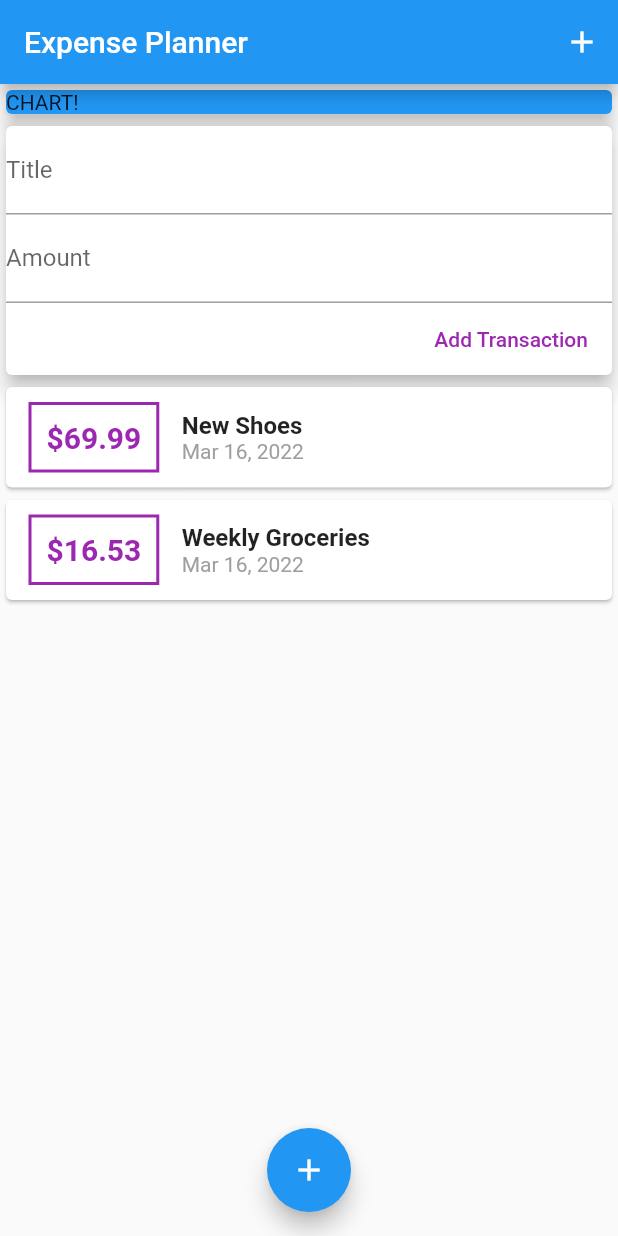
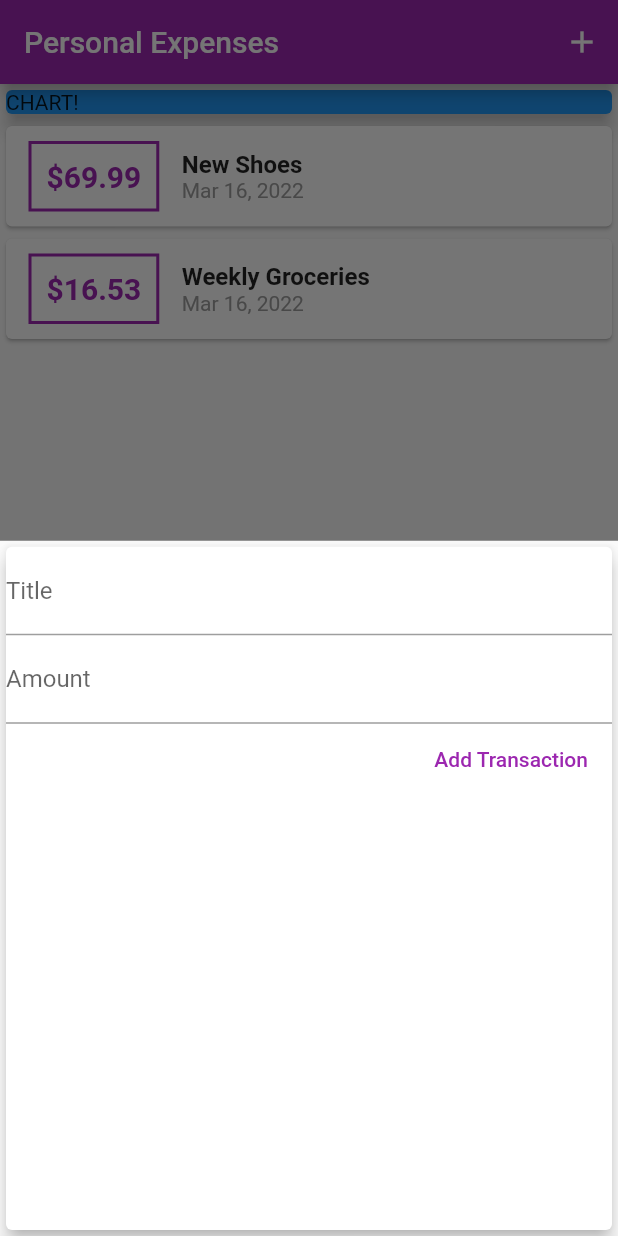
Before and after one commit to socheathorl/com_flutter_guide, a Flutter app: the screen it shows after launch, after a tap on the "add" icon, on a phone screen of 412 x 824 dp. Run offline on Flutter 3.47's test engine with Material 2 defaults, Android fonts, the phone set to English and light mode, and no system bars.

```diff
--- a/lib/main.dart
+++ b/lib/main.dart
@@ -1,33 +1,89 @@
 import 'package:flutter/material.dart';
 
-import './widgets/user_transactions.dart';
+import './widgets/new_transaction.dart';
+import './widgets/transaction_list.dart';
+import './models/transaction.dart';
 
-void main() {
-  runApp(MyApp());
-}
+void main() => runApp(MyApp());
 
 class MyApp extends StatelessWidget {
   @override
   Widget build(BuildContext context) {
     return MaterialApp(
-      title: 'Expense Planner',
+      title: 'Personal Expenses',
+      theme: ThemeData(
+        primarySwatch: Colors.purple,
+        accentColor: Colors.amber,
+      ),
       home: MyHomePage(),
     );
   }
 }
 
-class MyHomePage extends StatelessWidget {
+class MyHomePage extends StatefulWidget {
+  // String titleInput;
+  // String amountInput;
+  @override
+  _MyHomePageState createState() => _MyHomePageState();
+}
+
+class _MyHomePageState extends State<MyHomePage> {
+  final List<Transaction> _userTransactions = [
+    Transaction(
+      id: 't1',
+      title: 'New Shoes',
+      amount: 69.99,
+      date: DateTime.now(),
+    ),
+    Transaction(
+      id: 't2',
+      title: 'Weekly Groceries',
+      amount: 16.53,
+      date: DateTime.now(),
+    ),
+  ];
+
+  void _addNewTransaction(String txTitle, double txAmount) {
+    final newTx = Transaction(
+      title: txTitle,
+      amount: txAmount,
+      date: DateTime.now(),
+      id: DateTime.now().toString(),
+    );
+
+    setState(() {
+      _userTransactions.add(newTx);
+    });
+  }
+
+  void _startAddNewTransaction(BuildContext ctx) {
+    showModalBottomSheet(
+      context: ctx,
+      builder: (_) {
+        return GestureDetector(
+          onTap: () {},
+          child: NewTransaction(_addNewTransaction),
+          behavior: HitTestBehavior.opaque,
+        );
+      },
+    );
+  }
+
   @override
   Widget build(BuildContext context) {
     return Scaffold(
       appBar: AppBar(
-        title: Text('Expense Planner'),
+        title: Text('Personal Expenses'),
         actions: <Widget>[
-          IconButton(icon: Icon(Icons.add), onPressed: () {}),
+          IconButton(
+            icon: Icon(Icons.add),
+            onPressed: () => _startAddNewTransaction(context),
+          ),
         ],
       ),
       body: SingleChildScrollView(
         child: Column(
+          // mainAxisAlignment: MainAxisAlignment.start,
           crossAxisAlignment: CrossAxisAlignment.stretch,
           children: <Widget>[
             Container(
@@ -38,14 +94,14 @@ class MyHomePage extends StatelessWidget {
                 elevation: 5,
               ),
             ),
-            UserTransactions(),
+            TransactionList(_userTransactions),
           ],
         ),
       ),
       floatingActionButtonLocation: FloatingActionButtonLocation.centerFloat,
       floatingActionButton: FloatingActionButton(
         child: Icon(Icons.add),
-        onPressed: () {},
+        onPressed: () => _startAddNewTransaction(context),
       ),
     );
   }
--- a/lib/widgets/new_transaction.dart
+++ b/lib/widgets/new_transaction.dart
@@ -1,11 +1,18 @@
 import 'package:flutter/material.dart';
 
-class NewTransaction extends StatelessWidget {
+class NewTransaction extends StatefulWidget {
   final void Function(String, double) addTx;
-  final titleController = TextEditingController();
-  final amountController = TextEditingController();
 
   NewTransaction(this.addTx);
+
+  @override
+  _NewTransactionState createState() => _NewTransactionState();
+}
+
+class _NewTransactionState extends State<NewTransaction> {
+  final titleController = TextEditingController();
+
+  final amountController = TextEditingController();
 
   void submitData() {
     final enteredTitle = titleController.text;
@@ -15,10 +22,12 @@ class NewTransaction extends StatelessWidget {
       return;
     }
 
-    addTx(
+    widget.addTx(
       enteredTitle,
       enteredAmount,
     );
+
+    Navigator.of(context).pop();
   }
 
   @override
--- a/lib/widgets/transaction_list.dart
+++ b/lib/widgets/transaction_list.dart
@@ -24,7 +24,7 @@ class TransactionList extends StatelessWidget {
                   ),
                   decoration: BoxDecoration(
                     border: Border.all(
-                      color: Colors.purple,
+                      color: Theme.of(context).primaryColor,
                       width: 2,
                     ),
                   ),
@@ -34,7 +34,7 @@ class TransactionList extends StatelessWidget {
                     style: TextStyle(
                       fontWeight: FontWeight.bold,
                       fontSize: 20,
-                      color: Colors.purple,
+                      color: Theme.of(context).primaryColor,
                     ),
                   ),
                 ),
--- a/lib/widgets/user_transactions.dart
+++ /dev/null
@@ -1,44 +0,0 @@
-import 'package:flutter/material.dart';
-
-import './transaction_list.dart';
-import './new_transaction.dart';
-import '../models/transaction.dart';
-
-class UserTransactions extends StatefulWidget {
-  _UserTransactionsState createState() => _UserTransactionsState();
-}
-
-class _UserTransactionsState extends State<UserTransactions> {
-  final List<Transaction> _transactions = [
-    Transaction(
-      id: 't1',
-      title: 'New Shoes',
-      amount: 69.99,
-      date: DateTime.now(),
-    ),
-    Transaction(
-      id: 't2',
-      title: 'Weekly Groceries',
-      amount: 16.53,
-      date: DateTime.now(),
-    ),
-  ];
-
-  void _addNewTransaction(String title, double amount) {
-    final newTx = Transaction(title: title, amount: amount, date: DateTime.now(), id: DateTime.now().toString());
-
-    setState(() {
-      _transactions.add(newTx);
-    });
-  }
-
-  @override
-  Widget build(BuildContext context) {
-    return Column(
-      children: <Widget>[
-        NewTransaction(_addNewTransaction),
-        TransactionList(_transactions),
-      ],
-    );
-  }
-}
```
Also changed, not shown: 1 other file.
